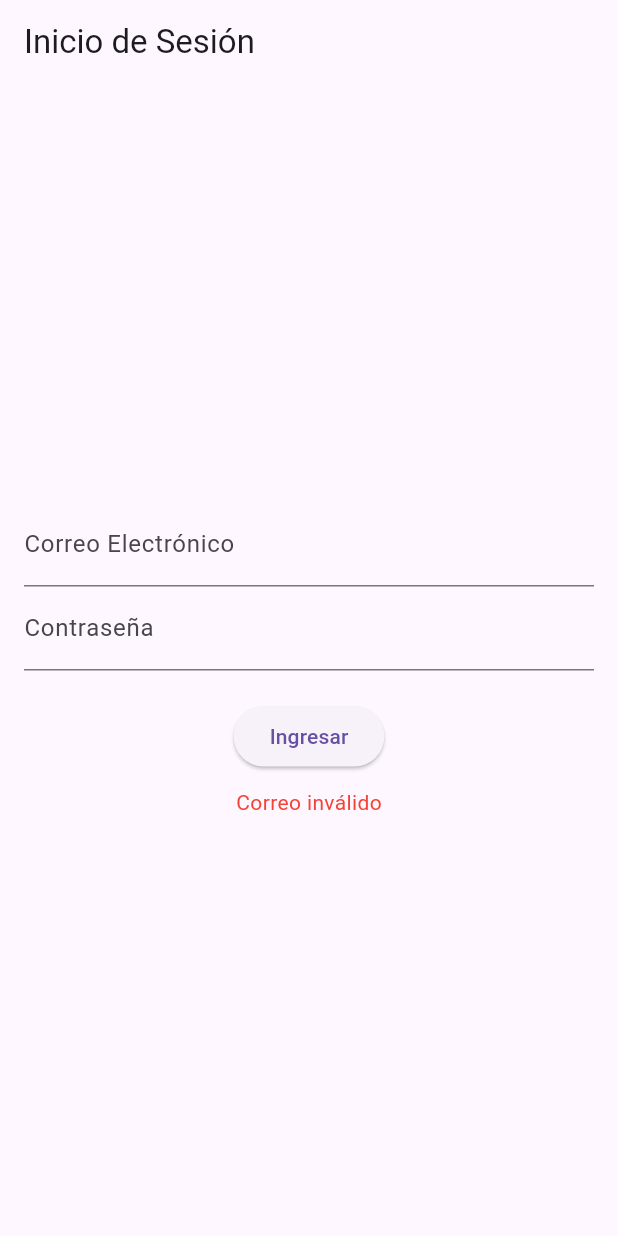
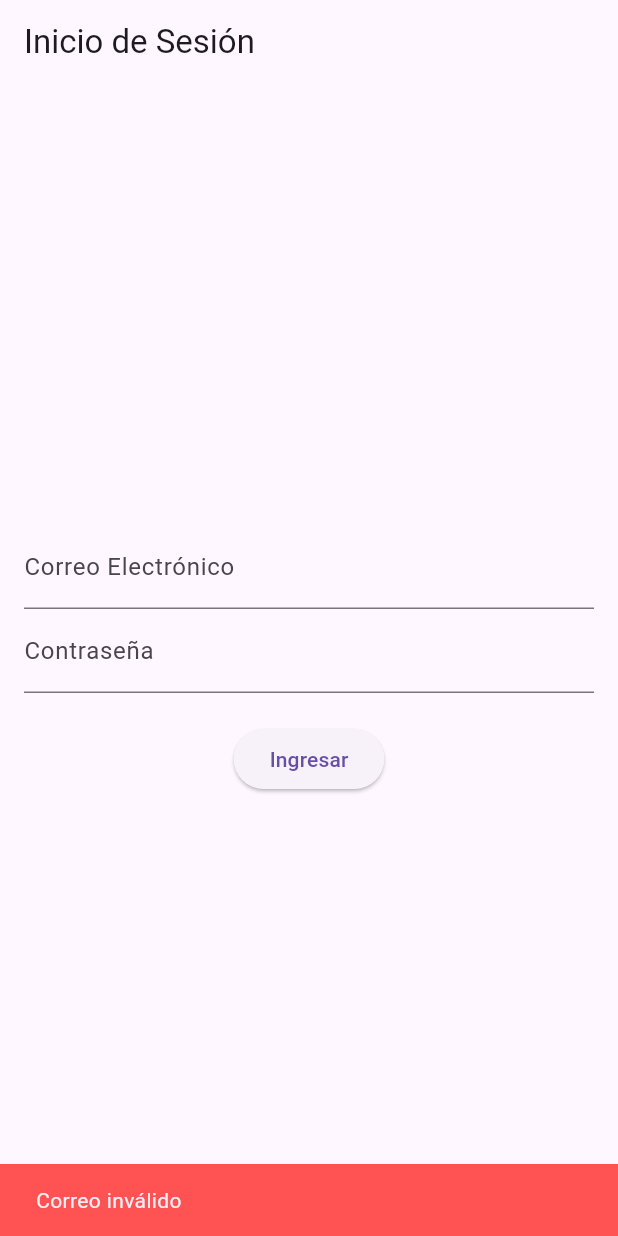
Before and after one commit to Carlosmapego8/DesarrolloSoftware2025, a Flutter app: the screen it shows after launch, after a tap on "Ingresar", on a phone screen of 412 x 824 dp. Run offline on Flutter 3.47's test engine with Material 3 defaults, Android fonts, the phone set to English and light mode, and no system bars; our stand-ins replace fl_chart.

Commit message:
Ejercicio 3.1 finalizado

```diff
--- /dev/null
+++ b/Practica2/ejercicio3_1/lib/data/mock_user_database.dart
@@ -0,0 +1,12 @@
+class MockUserDatabase {
+  static final List<String> registeredEmails = [
+    'usuario@ejemplo.com',
+    'admin@empresa.com',
+    'correo@prueba.org',
+    'cliente@tienda.com',
+  ];
+
+  static bool emailExists(String email) {
+    return registeredEmails.contains(email.trim().toLowerCase());
+  }
+}
--- /dev/null
+++ b/Practica2/ejercicio3_1/lib/filters/email_exists_filter.dart
@@ -0,0 +1,12 @@
+import 'filter.dart';
+import '../data/mock_user_database.dart';
+
+class EmailExistsFilter extends Filter {
+  @override
+  String? execute(String email) {
+    if (!MockUserDatabase.emailExists(email)) {
+      return 'Este correo no ha sido registrado.';
+    }
+    return null;
+  }
+}
--- a/Practica2/ejercicio3_1/lib/managers/filter_manager.dart
+++ b/Practica2/ejercicio3_1/lib/managers/filter_manager.dart
@@ -1,3 +1,5 @@
+import 'package:ejercicio3_1/filters/email_exists_filter.dart';
+
 import '../filters/filter.dart';
 import '../filters/email_filter.dart';
 import '../filters/password_filter.dart';
@@ -17,6 +19,9 @@ class FilterManager {
       } else if (filter is PasswordFilter) {
         final result = filter.execute(password);
         if (result != null) return result;
+      } else if (filter is EmailExistsFilter) {
+        final result = filter.execute(email);
+        if (result != null) return result;
       }
     }
     return null;
--- a/Practica2/ejercicio3_1/lib/screens/login_screen.dart
+++ b/Practica2/ejercicio3_1/lib/screens/login_screen.dart
@@ -1,6 +1,7 @@
 import 'package:flutter/material.dart';
 import '../filters/email_filter.dart';
 import '../filters/password_filter.dart';
+import '../filters/email_exists_filter.dart';
 import '../managers/filter_manager.dart';
 
 class LoginScreen extends StatefulWidget {
@@ -20,6 +21,7 @@ class _LoginScreenState extends State<LoginScreen> {
   void initState() {
     super.initState();
     filterManager.addFilter(EmailFilter());
+    filterManager.addFilter(EmailExistsFilter());
     filterManager.addFilter(PasswordFilter());
   }
 
@@ -29,11 +31,23 @@ class _LoginScreenState extends State<LoginScreen> {
     final validationError = filterManager.executeFilters(email, password);
 
     if (validationError != null) {
-      setState(() => errorMessage = validationError);
+      ScaffoldMessenger.of(context).showSnackBar(
+        SnackBar(
+          content: Text(validationError),
+          backgroundColor: Colors.redAccent,
+          duration: const Duration(seconds: 3),
+        ),
+      );
       return;
     }
 
-    setState(() => errorMessage = '¡Autenticación exitosa!');
+    ScaffoldMessenger.of(context).showSnackBar(
+        const SnackBar(
+          content: Text('¡Autenticación exitosa!'),
+          backgroundColor: Colors.green,
+          duration: Duration(seconds: 2),
+        ),
+    );
   }
 
   @override
```
Also changed, not shown: Practica2/ejercicio3_1/lib/filters/password_filter.dart (+4 -4 lines), 1 other file.
